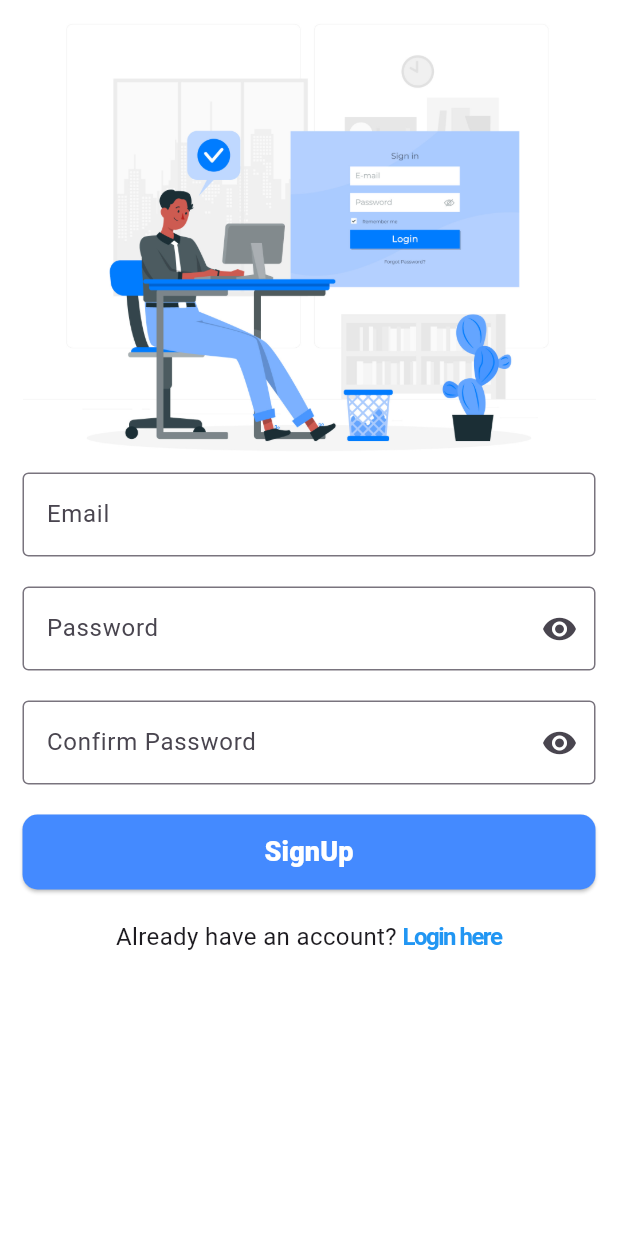
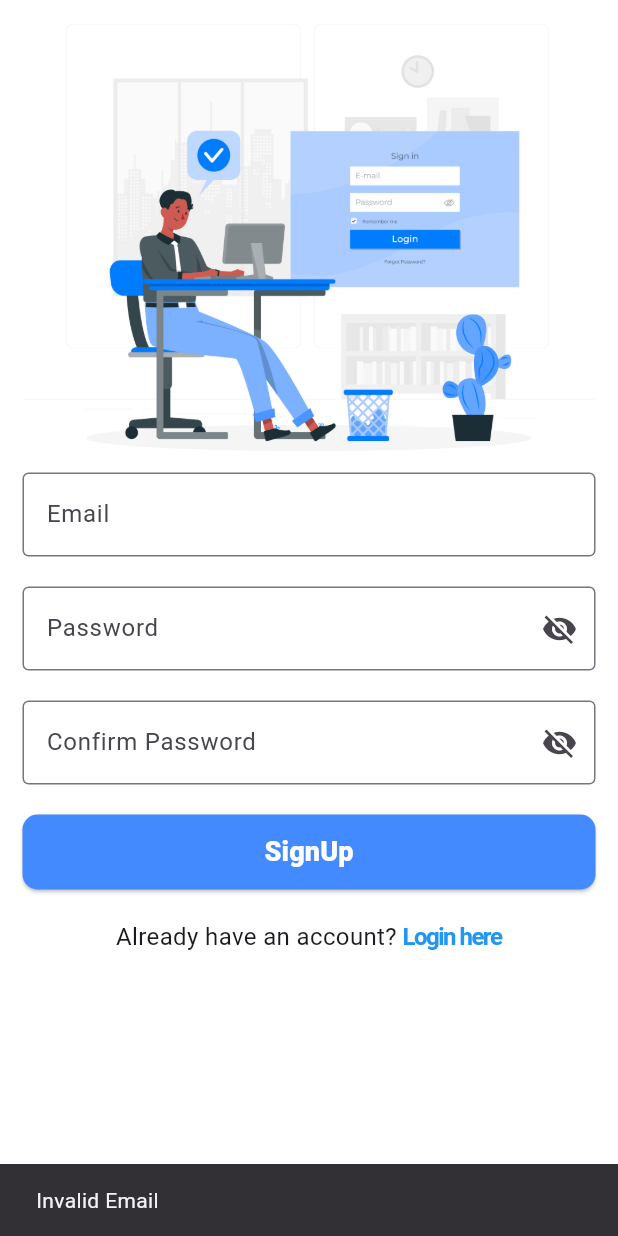
Before and after one commit to Keobiii/food_app, a Flutter app: the LoginScreen screen opened directly, after a tap on "Signup here", after a tap on "SignUp", on a phone screen of 412 x 824 dp. Run offline on Flutter 3.47's test engine with Material 3 defaults, Android fonts, the phone set to English and light mode, and no system bars; our stand-ins replace supabase_flutter; accounts and stored records are empty.

Commit message:
supabase and auth service implemented

```diff
--- /dev/null
+++ b/lib/components/widgets/snack_bar.dart
@@ -0,0 +1,6 @@
+import 'package:flutter/material.dart';
+import 'package:flutter/widgets.dart';
+
+void showSnackBar(BuildContext context, String message) {
+  ScaffoldMessenger.of(context).showSnackBar(SnackBar(content: Text(message)));
+}
--- a/lib/features/auth/login_screen.dart
+++ b/lib/features/auth/login_screen.dart
@@ -1,6 +1,9 @@
 import 'package:flutter/material.dart';
 import 'package:food_app/components/widgets/button.dart';
+import 'package:food_app/components/widgets/snack_bar.dart';
+import 'package:food_app/core/service/auth_service.dart';
 import 'package:food_app/features/auth/signup_screen.dart';
+import 'package:food_app/features/home/home_screen.dart';
 
 class LoginScreen extends StatefulWidget {
   const LoginScreen({super.key});
@@ -12,7 +15,48 @@ class LoginScreen extends StatefulWidget {
 class _LoginScreenState extends State<LoginScreen> {
   // Controllers
   TextEditingController emailController = TextEditingController();
-  TextEditingController passwordController = TextEditingController();
+  TextEditingController passwordController = TextEditingController();bool isPasswordHidden = true;
+  bool isConfirmPasswordHidden = true;
+
+  // Loading
+  bool isLoading = false;
+
+  // Services
+  final AuthService _authService = AuthService();
+
+  void _login() async {
+    String email = emailController.text.trim();
+    String password = passwordController.text.trim();
+
+    if (!mounted) return;
+
+    if (!email.contains(".com")) {
+      showSnackBar(context, "Invalid Email");
+      return;
+    }
+
+
+    setState(() {
+      isLoading = !isLoading;
+    });
+
+    final result = await _authService.login(email, password);
+    if (result == null) {
+      setState(() {
+        isLoading = !isLoading;
+      });
+      showSnackBar(context, "Login Successful");
+      Navigator.pushReplacement(
+        context,
+        MaterialPageRoute(builder: (_) => HomeScreen()),
+      );
+    } else {
+      setState(() {
+        isLoading = !isLoading;
+      });
+      showSnackBar(context, "Login Error: $result");
+    }
+  }
 
   @override
   Widget build(BuildContext context) {
@@ -46,21 +90,31 @@ class _LoginScreenState extends State<LoginScreen> {
                     labelText: "Password",
                     border: OutlineInputBorder(),
                     suffixIcon: IconButton(
-                      onPressed: (){},
-                      icon: Icon(Icons.visibility)
+                      onPressed: () {
+                        setState(() {
+                          isPasswordHidden = !isPasswordHidden;
+                        });
+                      },
+                      icon:
+                        isPasswordHidden
+                        ? Icon(Icons.visibility_off)
+                        : Icon(Icons.visibility)
                     )
                   ),
                 ),
 
                 SizedBox(height: 20),
 
-                SizedBox(
+                isLoading
+                  ? Center(child: CircularProgressIndicator(),)
+                  : SizedBox(
                   width: double.maxFinite,
                   child: Button(
-                    onTap: (){},
+                    onTap: _login,
                     buttonText: "Login"
                   ),
                 ),
+
 
                 SizedBox(height: 20,),
 
--- a/lib/features/auth/signup_screen.dart
+++ b/lib/features/auth/signup_screen.dart
@@ -1,5 +1,7 @@
 import 'package:flutter/material.dart';
 import 'package:food_app/components/widgets/button.dart';
+import 'package:food_app/components/widgets/snack_bar.dart';
+import 'package:food_app/core/service/auth_service.dart';
 import 'package:food_app/features/auth/login_screen.dart';
 
 class SignupScreen extends StatefulWidget {
@@ -14,6 +16,51 @@ class _SignupScreenState extends State<SignupScreen> {
   TextEditingController emailController = TextEditingController();
   TextEditingController passwordController = TextEditingController();
   TextEditingController confirmPasswordController = TextEditingController();
+  bool isPasswordHidden = true;
+  bool isConfirmPasswordHidden = true;
+
+  // Loading
+  bool isLoading = false;
+
+  // Services
+  final AuthService _authService = AuthService();
+
+  void _signUp() async {
+    String email = emailController.text.trim();
+    String password = passwordController.text.trim();
+    String cpassword = confirmPasswordController.text.trim();
+
+    if (!email.contains(".com")) {
+      showSnackBar(context, "Invalid Email");
+      return;
+    }
+
+    if (password != cpassword) {
+      showSnackBar(context, "Password does not matched");
+      return;
+    }
+
+    setState(() {
+      isLoading = !isLoading;
+    });
+
+    final result = await _authService.signup(email, password);
+    if (result == null) {
+      setState(() {
+        isLoading = !isLoading;
+      });
+      showSnackBar(context, "Signup Successful");
+      Navigator.pushReplacement(
+        context,
+        MaterialPageRoute(builder: (_) => LoginScreen()),
+      );
+    } else {
+      setState(() {
+        isLoading = !isLoading;
+      });
+      showSnackBar(context, "Signup Error: $result");
+    }
+  }
 
   @override
   Widget build(BuildContext context) {
@@ -35,11 +82,11 @@ class _SignupScreenState extends State<SignupScreen> {
                 controller: emailController,
                 decoration: InputDecoration(
                   labelText: "Email",
-                    border: OutlineInputBorder()
+                  border: OutlineInputBorder(),
                 ),
               ),
 
-                SizedBox(height: 20,),
+              SizedBox(height: 20),
 
               TextField(
                 controller: passwordController,
@@ -47,10 +94,19 @@ class _SignupScreenState extends State<SignupScreen> {
                   labelText: "Password",
                   border: OutlineInputBorder(),
                   suffixIcon: IconButton(
-                      onPressed: (){},
-                      icon: Icon(Icons.visibility)
-                    )
+                    onPressed: () {
+                      setState(() {
+                        isPasswordHidden = !isPasswordHidden;
+                      });
+                    },
+                    icon: Icon(
+                      isPasswordHidden
+                          ? Icons.visibility_off
+                          : Icons.visibility,
                     ),
+                  ),
+                ),
+                obscureText: isPasswordHidden,
               ),
 
               SizedBox(height: 20),
@@ -61,23 +117,31 @@ class _SignupScreenState extends State<SignupScreen> {
                   labelText: "Confirm Password",
                   border: OutlineInputBorder(),
                   suffixIcon: IconButton(
-                      onPressed: (){},
-                      icon: Icon(Icons.visibility)
-                    )
+                    onPressed: () {
+                      setState(() {
+                        isConfirmPasswordHidden = !isConfirmPasswordHidden;
+                      });
+                    },
+                    icon: Icon(
+                      isConfirmPasswordHidden
+                          ? Icons.visibility_off
+                          : Icons.visibility,
                     ),
+                  ),
+                ),
+                obscureText: isConfirmPasswordHidden,
               ),
 
               SizedBox(height: 20),
 
-                SizedBox(
+              isLoading
+                  ? Center(child: CircularProgressIndicator())
+                  : SizedBox(
                     width: double.maxFinite,
-                  child: Button(
-                    onTap: (){},
-                    buttonText: "SignUp"
-                  ),
+                    child: Button(onTap: _signUp, buttonText: "SignUp"),
                   ),
 
-                SizedBox(height: 20,),
+              SizedBox(height: 20),
 
               Row(
                 mainAxisAlignment: MainAxisAlignment.center,
@@ -90,9 +154,7 @@ class _SignupScreenState extends State<SignupScreen> {
                     onTap: () {
                       Navigator.pushReplacement(
                         context,
-                          MaterialPageRoute(
-                            builder: (_) => LoginScreen()
-                          )
+                        MaterialPageRoute(builder: (_) => LoginScreen()),
                       );
                     },
                     child: Text(
@@ -101,14 +163,14 @@ class _SignupScreenState extends State<SignupScreen> {
                         fontSize: 16,
                         fontWeight: FontWeight.bold,
                         color: Colors.blue,
-                          letterSpacing: -1
+                        letterSpacing: -1,
                       ),
                     ),
-                    )
+                  ),
                 ],
-                )
+              ),
             ],
-            )
+          ),
         ),
       ),
     );
```
Also changed, not shown: lib/core/service/auth_service.dart (added, +61 -0 lines), lib/features/home/home_screen.dart (added, +21 -0 lines). Lines whose indentation alone changed are shown as unchanged.
